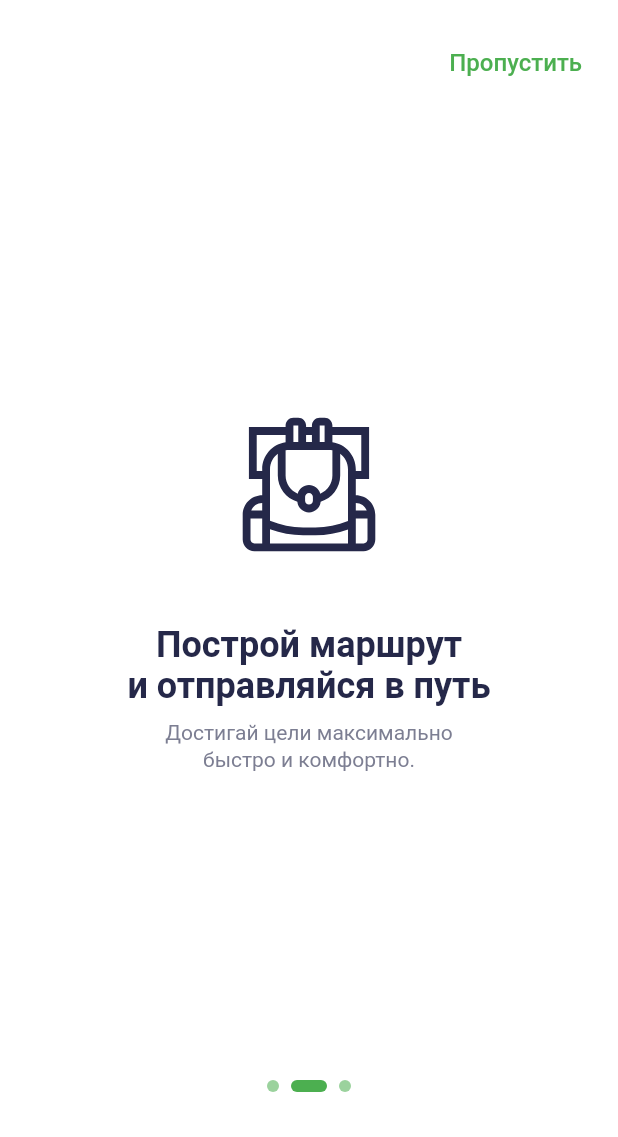
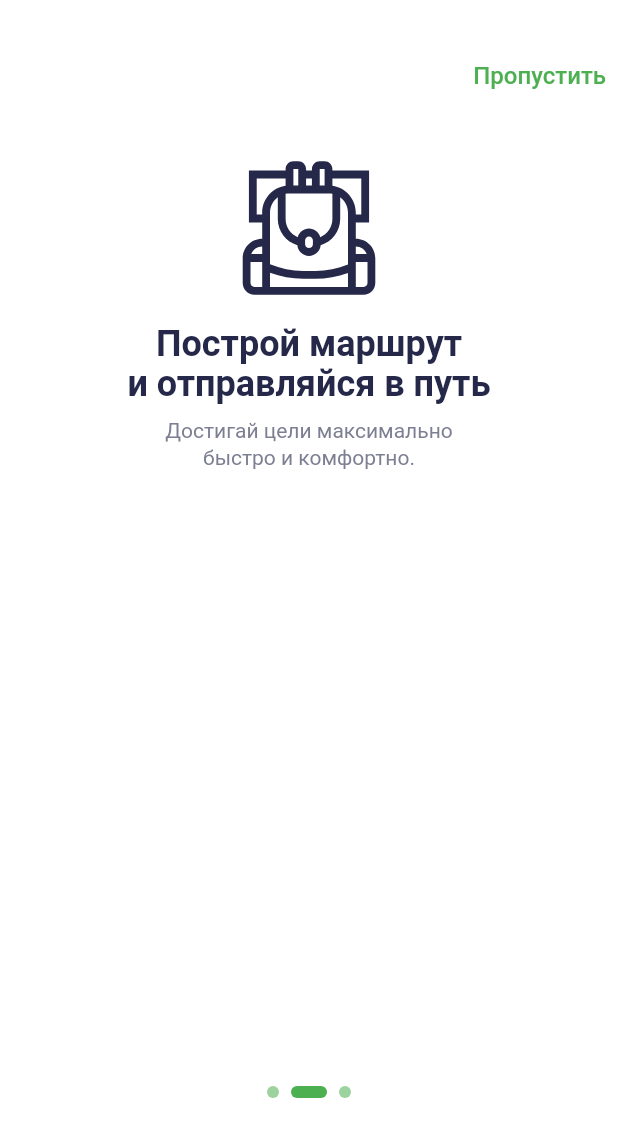
Before and after one commit to pansoftpansoft/places, a Flutter app: the screen it shows after launch, swiped to page 2, on a phone screen of 412 x 824 dp. Shown: the top 1137 px of the screen. Run offline on Flutter 3.47's test engine with Material 2 defaults, Android fonts, the phone set to English and light mode, and no system bars; our stand-ins replace flutter_svg, sqflite; accounts and stored records are empty.

Commit message:
Задание 8.6-1 рефакторинг. Зафиксировал индикатор страниц на  OnboardingScreen.

```diff
--- a/lib/ui/res/multi_providers.dart
+++ b/lib/ui/res/multi_providers.dart
@@ -1,6 +1,7 @@
 import 'package:flutter/material.dart';
 import 'package:places/ui/screen/add_sight_screen/models/add_sight_model.dart';
 import 'package:places/ui/screen/models/app_model.dart';
+import 'package:places/ui/screen/onboarding_screen/model/onboarding_screen_model.dart';
 import 'package:places/ui/screen/sight_details_screen/models/sight_details_model.dart';
 import 'package:places/ui/screen/sight_list_screen/models/sight_list_screen_model.dart';
 import 'package:places/ui/screen/sight_search_screen/models/search_filter_model.dart';
@@ -28,4 +29,7 @@ List<ChangeNotifierProvider<ChangeNotifier>> listMultiProviders =
   ChangeNotifierProvider<SightListScreenModel>(
     create: (final context) => SightListScreenModel(),
   ),
+  ChangeNotifierProvider<OnboardingScreenModel>(
+    create: (final context) => OnboardingScreenModel(),
+  ),
 ];
--- a/lib/ui/screen/onboarding_screen/model/onboarding_screen_model.dart
+++ b/lib/ui/screen/onboarding_screen/model/onboarding_screen_model.dart
@@ -1,7 +1,53 @@
 import 'package:flutter/foundation.dart';
 import 'package:flutter/material.dart';
-
+import 'package:places/ui/res/svg_icons.dart';
+import 'package:places/ui/screen/models/app_model.dart';
 
 class OnboardingScreenModel extends ChangeNotifier {
+  ///Показывать кнопку на старт или кнопку пропустить
+  static bool buttonOnVisible = false;
+
+  /// Номер страницы
+  static double numberPage = 1;
+
+  /// Вызов OnboardingScreen из мену Setting
+  /// что бы вернутся в Setting
   static bool callingFromSettings = false;
+
+  static String fileName = '';
+
+  static void onPageChanged(double? page) {
+    numberPage = page!;
+    debugPrint(numberPage.toString());
+    if (page == 2) {
+      buttonOnVisible = true;
+      debugPrint(page.toString());
+    } else {
+      buttonOnVisible = false;
+      debugPrint(numberPage.toString());
+    }
+
+    switch (numberPage.toInt()) {
+      case 0:
+        debugPrint('101');
+        fileName = AppModel.isThemeColor ? SvgIcons.white1 : SvgIcons.black1;
+        break;
+      case 1:
+        debugPrint('102');
+        fileName = AppModel.isThemeColor ? SvgIcons.white2 : SvgIcons.black2;
+        break;
+      case 2:
+        debugPrint('103');
+        fileName = AppModel.isThemeColor ? SvgIcons.white3 : SvgIcons.black3;
+        break;
+      default:
+        debugPrint('104');
+        fileName = SvgIcons.onboardProgress1;
+    }
+  }
+
+  void notify() {
+    debugPrint('Пришло обновление');
+    notifyListeners();
+  }
 }
--- a/lib/ui/screen/onboarding_screen/onboarding_screen.dart
+++ b/lib/ui/screen/onboarding_screen/onboarding_screen.dart
@@ -1,9 +1,11 @@
+import 'package:places/ui/screen/onboarding_screen/widgets/body_page.dart';
+import 'package:places/ui/screen/onboarding_screen/widgets/header_page.dart';
+import 'package:provider/provider.dart';
 import 'package:flutter/material.dart';
 import 'package:places/ui/res/labels.dart';
-import 'package:places/ui/res/sizes.dart';
 import 'package:places/ui/res/svg_icons.dart';
 import 'package:places/ui/screen/onboarding_screen/model/onboarding_screen_model.dart';
-import 'package:places/ui/screen/onboarding_screen/widgets/onboard_page.dart';
+import 'package:places/ui/screen/onboarding_screen/widgets/bottom_sheet_onboarding.dart';
 
 ///Экран Onboarding
 class OnboardingScreen extends StatelessWidget {
@@ -18,34 +20,47 @@ class OnboardingScreen extends StatelessWidget {
     debugPrint('OnboardingScreenModel.callingFromSettings'
         '  ${OnboardingScreenModel.callingFromSettings}');
 
+    OnboardingScreenModel.onPageChanged(0);
+    //context.read<OnboardingScreenModel>().notify();
+
+    PageController pageController = PageController();
+    pageController.addListener(() {
+      if (pageController.page == 0 ||
+          pageController.page == 1 ||
+          pageController.page == 2) {
+        OnboardingScreenModel.onPageChanged(pageController.page);
+        context.read<OnboardingScreenModel>().notify();
+      }
+    });
+
     return Scaffold(
-      resizeToAvoidBottomInset: false,
+      appBar: const PreferredSize(
+        preferredSize: Size(double.infinity, 100),
+        child: HeaderPage(),
+      ),
+
+      bottomSheet: const BottomSheetOnboarding(),
+      //resizeToAvoidBottomInset: false,
       body: SafeArea(
-        child: Padding(
-          padding: const EdgeInsets.all(paddingPage),
         child: PageView(
+          controller: pageController,
           children: const <Widget>[
-              OnboardPage(
+            BodyPage(
               header1: welcomeToTheTravelGuide,
               header2: lookNewLocations,
               svgIcon: SvgIcons.tutorialFrame1,
-                numberPage: 1,
             ),
-              OnboardPage(
+            BodyPage(
               header1: buildRouteAndRoad,
               header2: reachGoalQuicklyComfortablyPossible,
               svgIcon: SvgIcons.tutorialFrame2,
-                numberPage: 2,
             ),
-              OnboardPage(
-                buttonSkipVisible: false,
+            BodyPage(
               header1: addPlacesYouFoundYourself,
               header2: shareMostInterestingOnes,
               svgIcon: SvgIcons.tutorialFrame3,
-                numberPage: 3,
             ),
           ],
-          ),
         ),
       ),
     );
--- a/lib/ui/screen/onboarding_screen/widgets/body_page.dart
+++ b/lib/ui/screen/onboarding_screen/widgets/body_page.dart
@@ -22,6 +22,7 @@ class BodyPage extends StatelessWidget {
 
   @override
   Widget build(final BuildContext context) => Column(
+    mainAxisAlignment: MainAxisAlignment.start,
         children: <Widget>[
           SvgPicture.asset(
             svgIcon,
@@ -29,7 +30,7 @@ class BodyPage extends StatelessWidget {
             color: Theme.of(context).iconTheme.color,
           ),
           //lmFontHeadline1
-          const SizedBox(height: 42),
+          const SizedBox(height: 12),
           Text(
             header1,
             textAlign: TextAlign.center,
--- /dev/null
+++ b/lib/ui/screen/onboarding_screen/widgets/bottom_sheet_onboarding.dart
@@ -0,0 +1,43 @@
+import 'package:flutter/material.dart';
+import 'package:flutter_svg/flutter_svg.dart';
+import 'package:places/ui/res/sizes.dart';
+import 'package:places/ui/screen/onboarding_screen/model/onboarding_screen_model.dart';
+import 'package:places/ui/screen/onboarding_screen/widgets/footer_page_button_start.dart';
+import 'package:provider/provider.dart';
+
+///Подвал шаблон страници Onboard
+class BottomSheetOnboarding extends StatelessWidget {
+  const BottomSheetOnboarding({
+    final Key? key,
+  }) : super(key: key);
+
+  @override
+  Widget build(final BuildContext context) {
+    debugPrint(
+        '${OnboardingScreenModel.numberPage} ${OnboardingScreenModel.fileName}');
+    return Consumer<OnboardingScreenModel>(
+      builder: (
+        final context,
+        final cart,
+        final child,
+      ) =>
+          ConstrainedBox(
+        constraints:
+            const BoxConstraints.tightFor(height: 110, width: double.maxFinite),
+        child: Column(
+          mainAxisAlignment: MainAxisAlignment.end,
+          children: <Widget>[
+            SvgPicture.asset(
+              OnboardingScreenModel.fileName,
+              color: Colors.green,
+            ),
+            const SizedBox(height: heightSizeBox12),
+            FooterPageButtonStart(
+              buttonOnStartVisible: OnboardingScreenModel.buttonOnVisible,
+            ),
+          ],
+        ),
+      ),
+    );
+  }
+}
--- a/lib/ui/screen/onboarding_screen/widgets/footer_page.dart
+++ /dev/null
@@ -1,56 +0,0 @@
-import 'package:flutter/material.dart';
-import 'package:flutter_svg/flutter_svg.dart';
-import 'package:places/ui/res/sizes.dart';
-import 'package:places/ui/res/svg_icons.dart';
-import 'package:places/ui/screen/models/app_model.dart';
-import 'package:places/ui/screen/onboarding_screen/widgets/footer_page_button_start.dart';
-
-///Подвал шаблон страници Onboard
-class FooterPage extends StatelessWidget {
-  ///
-  final bool buttonOnStartVisible;
-
-  /// Номер страницы
-  final int numberPage;
-
-  ///
-  const FooterPage({
-    required this.buttonOnStartVisible,
-    required this.numberPage,
-    final Key? key,
-  }) : super(key: key);
-
-  @override
-  Widget build(final BuildContext context) {
-    String fileName = '';
-
-    switch (numberPage) {
-      case 1:
-        fileName = AppModel.isThemeColor ? SvgIcons.white1 : SvgIcons.black1;
-        break;
-      case 2:
-        fileName = AppModel.isThemeColor ? SvgIcons.white2 : SvgIcons.black2;
-        break;
-      case 3:
-        fileName = AppModel.isThemeColor ? SvgIcons.white3 : SvgIcons.black3;
-        break;
-      default:
-        fileName = SvgIcons.onboardProgress1;
-    }
-    debugPrint('$numberPage $fileName');
-    return Expanded(
-      child: Column(
-        children: <Widget>[
-          SvgPicture.asset(
-            fileName,
-            color: Colors.green,
-          ),
-          const SizedBox(height: heightSizeBox32),
-          FooterPageButtonStart(
-            buttonOnStartVisible: buttonOnStartVisible,
-          ),
-        ],
-      ),
-    );
-  }
-}
--- a/lib/ui/screen/onboarding_screen/widgets/footer_page_button_start.dart
+++ b/lib/ui/screen/onboarding_screen/widgets/footer_page_button_start.dart
@@ -20,6 +20,7 @@ class FooterPageButtonStart extends StatelessWidget {
       constraints: const BoxConstraints.tightFor(
         height: heightFooterPage,
       ),
+      margin: const EdgeInsets.all(paddingPage),
       child: Visibility(
         visible: buttonOnStartVisible,
         child: ElevatedButton(
@@ -45,9 +46,6 @@ class FooterPageButtonStart extends StatelessWidget {
 
   ButtonStyle _buildButtonStyle() {
     return ButtonStyle(
-          padding: MaterialStateProperty.all(
-            EdgeInsets.zero,
-          ),
       elevation: MaterialStateProperty.all(0),
       backgroundColor: MaterialStateProperty.all<Color>(
         ColorPalette.greenColor,
--- a/lib/ui/screen/onboarding_screen/widgets/header_page.dart
+++ b/lib/ui/screen/onboarding_screen/widgets/header_page.dart
@@ -3,26 +3,28 @@ import 'package:places/ui/res/color_palette.dart';
 import 'package:places/ui/res/labels.dart';
 import 'package:places/ui/res/route_name.dart';
 import 'package:places/ui/screen/onboarding_screen/model/onboarding_screen_model.dart';
-
+import 'package:provider/provider.dart';
 
 ///Заголовок шаблон страници Onboard
 class HeaderPage extends StatelessWidget {
-  ///
-  final bool buttonSkipVisible;
-
-  ///
   const HeaderPage({
-    required this.buttonSkipVisible,
     final Key? key,
   }) : super(key: key);
 
   @override
   Widget build(final BuildContext context) {
-
-    return SizedBox(
-      height: 50,
-      child: Visibility(
-        visible: buttonSkipVisible,
+    return Consumer<OnboardingScreenModel>(
+        builder: (
+      final context,
+      final cart,
+      final child,
+    ) {
+      return Row(
+        mainAxisAlignment: MainAxisAlignment.end,
+        children: [
+          const SizedBox(height: 150),
+          Visibility(
+            visible: !OnboardingScreenModel.buttonOnVisible,
             child: TextButton(
               onPressed: () {
                 if (OnboardingScreenModel.callingFromSettings) {
@@ -43,6 +45,8 @@ class HeaderPage extends StatelessWidget {
               ),
             ),
           ),
+        ],
       );
+    });
   }
 }
--- a/lib/ui/screen/onboarding_screen/widgets/onboard_page.dart
+++ /dev/null
@@ -1,61 +0,0 @@
-import 'package:flutter/material.dart';
-import 'package:places/ui/screen/onboarding_screen/widgets/body_page.dart';
-import 'package:places/ui/screen/onboarding_screen/widgets/footer_page.dart';
-import 'package:places/ui/screen/onboarding_screen/widgets/header_page.dart';
-
-///Шаблон страници Onboard
-class OnboardPage extends StatelessWidget {
-  ///
-  final bool buttonSkipVisible;
-  ///
-  final String header1;
-  ///
-  final String header2;
-  ///
-  final String svgIcon;
-
-  ///
-  final int numberPage;
-
-
-  ///Конструкор шаблон страници Onboard
-  const OnboardPage({
-    required this.header1,
-    required this.header2,
-    required this.svgIcon,
-    required this.numberPage,
-    this.buttonSkipVisible = true,
-    final Key? key,
-  }) : super(key: key);
-
-
-  @override
-  Widget build(final BuildContext context) => Column(
-        mainAxisAlignment: MainAxisAlignment.spaceBetween,
-        children: <Widget>[
-          Row(
-            mainAxisAlignment: MainAxisAlignment.end,
-            children: <Widget>[
-              HeaderPage(buttonSkipVisible: buttonSkipVisible),
-            ],
-          ),
-          Row(
-            mainAxisAlignment: MainAxisAlignment.center,
-            children: <Widget>[
-              BodyPage(
-                header1: header1,
-                header2: header2,
-                svgIcon: svgIcon,
-              ),
-            ],
-          ),
-          Row(
-            mainAxisAlignment: MainAxisAlignment.center,
-            children: <Widget>[
-              FooterPage(buttonOnStartVisible: !buttonSkipVisible,
-              numberPage: numberPage,),
-            ],
-          ),
-        ],
-      );
-}
```
Lines whose indentation alone changed are shown as unchanged.
